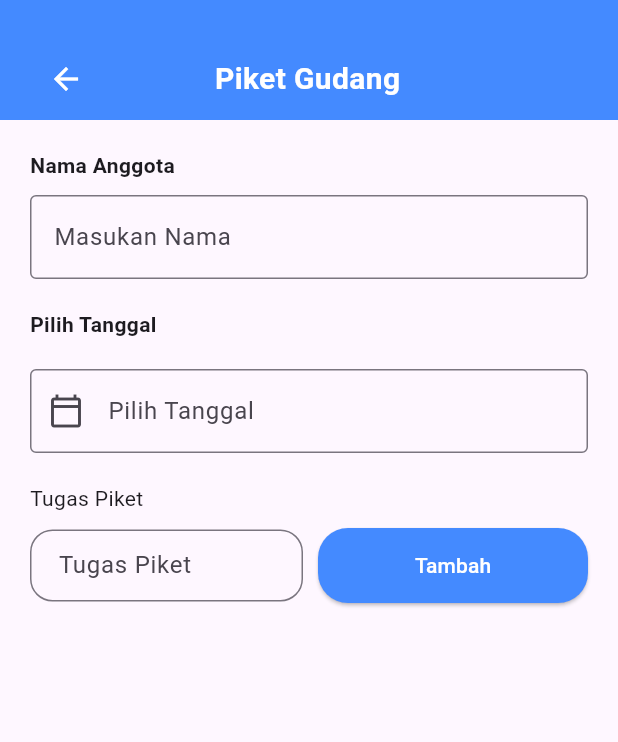
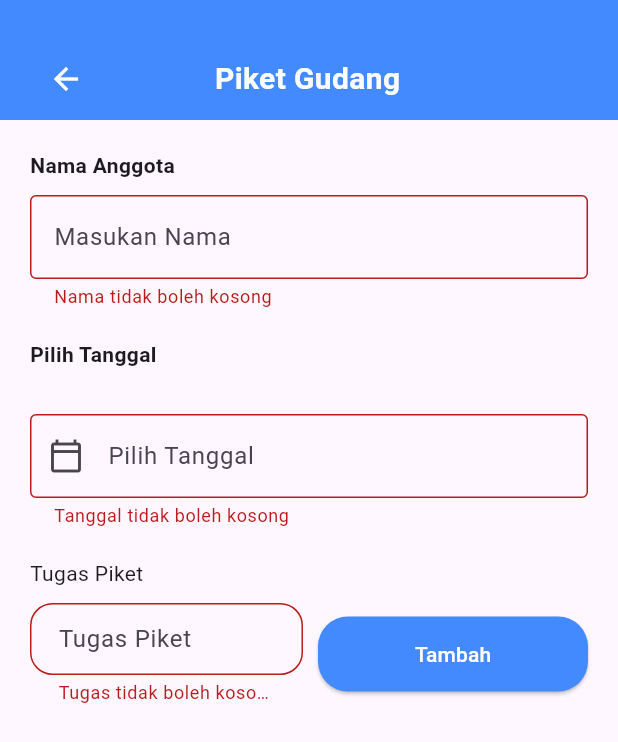
Before and after one commit to Muhammadalif1213/20220140075_UCP1Flutter, a Flutter app: the PiketPage screen opened directly with empty values, after a tap on "Tambah", on a phone screen of 412 x 824 dp. Shown: the top 742 px of the screen. Run offline on Flutter 3.47's test engine with Material 3 defaults, Android fonts, the phone set to English and light mode, and no system bars.

Commit message:
Menambahkan pesan validasi ketika inputan kosong.

```diff
--- a/lib/piket_page.dart
+++ b/lib/piket_page.dart
@@ -116,6 +116,12 @@ class _PiketPageState extends State<PiketPage> {
                             hintText: 'Masukan Nama',
                             border: OutlineInputBorder(),
                           ),
+                          validator: (value) {
+                            if (value == null || value.isEmpty) {
+                              return 'Nama tidak boleh kosong';
+                            }
+                            return null;
+                          },
                         ),
                       ],
                     ),
@@ -127,6 +133,7 @@ class _PiketPageState extends State<PiketPage> {
                           'Pilih Tanggal',
                           style: TextStyle(fontWeight: FontWeight.bold),
                         ),
+                        const SizedBox(height: 10),
                         const SizedBox(height: 20),
                         TextFormField(
                           controller: tanggalController,
@@ -142,8 +149,16 @@ class _PiketPageState extends State<PiketPage> {
                               child: Icon(Icons.calendar_today_outlined),
                             ),
                           ),
+                          validator: (value) {
+                            if (value == null || value.isEmpty) {
+                              return 'Tanggal tidak boleh kosong';
+                            }
+                            return null;
+                          },
                         ),
-                        const SizedBox(height: 20),
+                      ],
+                    ),
+                    const SizedBox(height: 20),
                     Column(
                       crossAxisAlignment: CrossAxisAlignment.start,
                       children: [
@@ -166,6 +181,11 @@ class _PiketPageState extends State<PiketPage> {
                                     borderRadius: BorderRadius.circular(15),
                                   ),
                                 ),
+                                validator:
+                                    (value) =>
+                                        (value == null || value.isEmpty)
+                                            ? 'Tugas tidak boleh kosong'
+                                            : null,
                               ),
                             ),
                             const SizedBox(width: 10),
@@ -187,8 +207,6 @@ class _PiketPageState extends State<PiketPage> {
                         ),
                       ],
                     ),
-                      ],
-                    ),
                   ],
                 ),
               ),
```
